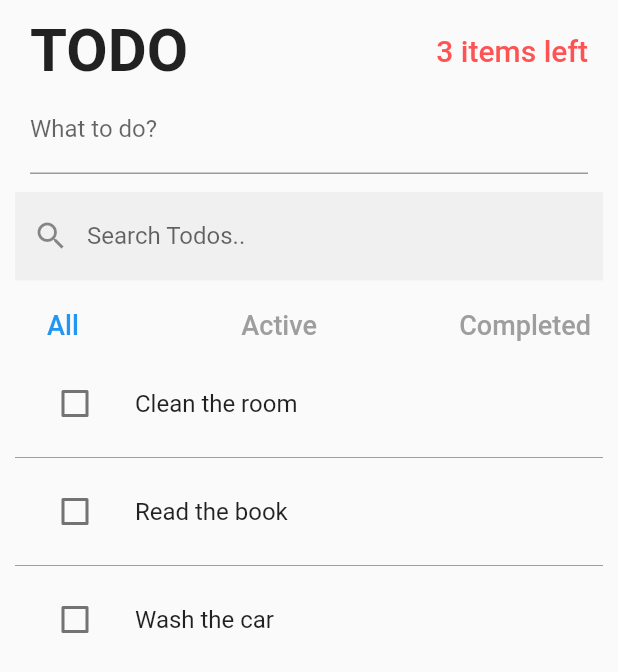
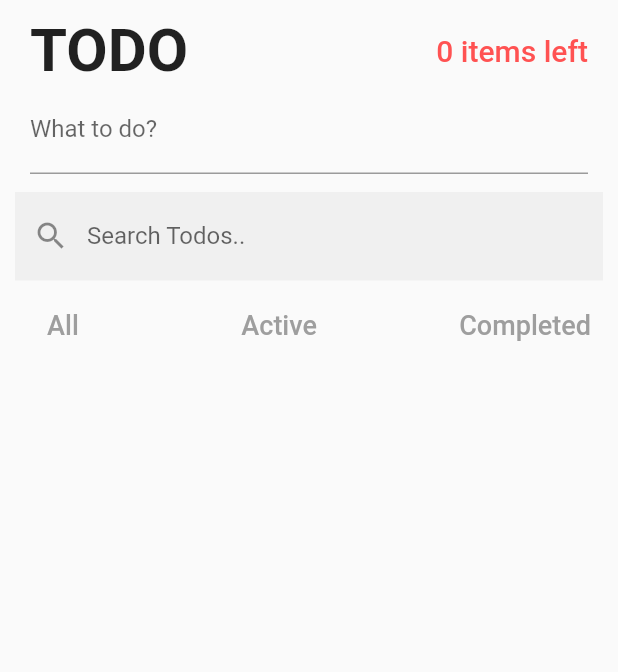
Before and after one commit to Chethan-170/todo_app_flutter_BloC, a Flutter app: the screen it shows after launch, on a phone screen of 412 x 824 dp. Shown: the top 672 px of the screen. Run offline on Flutter 3.47's test engine with Material 2 defaults, Android fonts, the phone set to English and light mode, and no system bars; our stand-ins replace equatable.

Commit message:
initial setup

```diff
--- a/lib/cubit/active_todo_count/active_todo_count_cubit.dart
+++ /dev/null
@@ -1,15 +0,0 @@
-import 'package:bloc/bloc.dart';
-import 'package:equatable/equatable.dart';
-
-part 'active_todo_count_state.dart';
-
-class ActiveTodoCountCubit extends Cubit<ActiveTodoCountState> {
-  final int initialActiveTodoCount;
-
-  ActiveTodoCountCubit({required this.initialActiveTodoCount})
-      : super(ActiveTodoCountState(activeTodoCount: initialActiveTodoCount));
-
-  void setActiveTodoCount(int count) {
-    emit(state.copyWith(count));
-  }
-}
--- a/lib/cubit/active_todo_count/active_todo_count_state.dart
+++ /dev/null
@@ -1,22 +0,0 @@
-part of 'active_todo_count_cubit.dart';
-
-class ActiveTodoCountState extends Equatable {
-  final int activeTodoCount;
-
-  ActiveTodoCountState({this.activeTodoCount = 0});
-
-  factory ActiveTodoCountState.initial() {
-    return ActiveTodoCountState(activeTodoCount: 0);
-  }
-
-  ActiveTodoCountState copyWith(int? count) {
-    return ActiveTodoCountState(activeTodoCount: count ?? this.activeTodoCount);
-  }
-
-  @override
-  List<Object?> get props => [activeTodoCount];
-
-  @override
-  String toString() =>
-      "ActiveTodoCountState(activeTodoCount: $activeTodoCount)";
-}
--- a/lib/cubit/cubit.dart
+++ /dev/null
@@ -1,5 +0,0 @@
-export 'active_todo_count/active_todo_count_cubit.dart';
-export 'filtered_todo_cubit/filtered_todo_cubit_cubit.dart';
-export 'todo_filter/todo_filter_cubit.dart';
-export 'todo_list/todo_list_cubit.dart';
-export 'todo_search/todo_search_cubit.dart';
--- a/lib/cubit/filtered_todo_cubit/filtered_todo_cubit_state.dart
+++ /dev/null
@@ -1,21 +0,0 @@
-part of 'filtered_todo_cubit_cubit.dart';
-
-class FilteredTodoCubitState extends Equatable {
-  final List<Todo> filteredTodos;
-
-  FilteredTodoCubitState({required this.filteredTodos});
-
-  factory FilteredTodoCubitState.initial() {
-    return FilteredTodoCubitState(filteredTodos: []);
-  }
-
-  FilteredTodoCubitState copyWith(List<Todo>? todos) {
-    return FilteredTodoCubitState(filteredTodos: todos ?? this.filteredTodos);
-  }
-
-  @override
-  List<Object?> get props => [filteredTodos];
-
-  @override
-  String toString() => "FilteredTodoCubitState(filteredTodos: $filteredTodos);";
-}
--- a/lib/cubit/todo_filter/todo_filter_cubit.dart
+++ /dev/null
@@ -1,13 +0,0 @@
-import 'package:bloc/bloc.dart';
-import 'package:equatable/equatable.dart';
-import 'package:todo_app_flutter_bloc/models/todo_model.dart';
-
-part 'todo_filter_state.dart';
-
-class TodoFilterCubit extends Cubit<TodoFilterState> {
-  TodoFilterCubit() : super(TodoFilterState.initial());
-
-  void changeFilter(Filter filter) {
-    emit(state.copyWith(filter: filter));
-  }
-}
--- a/lib/cubit/todo_filter/todo_filter_state.dart
+++ /dev/null
@@ -1,21 +0,0 @@
-part of 'todo_filter_cubit.dart';
-
-class TodoFilterState extends Equatable {
-  final Filter filter;
-
-  TodoFilterState({required this.filter});
-
-  factory TodoFilterState.initial() {
-    return TodoFilterState(filter: Filter.all);
-  }
-
-  TodoFilterState copyWith({Filter? filter}) {
-    return TodoFilterState(filter: filter ?? this.filter);
-  }
-
-  @override
-  List<Object?> get props => [filter];
-
-  @override
-  String toString() => "TodoFilterState(filter: $filter)";
-}
--- a/lib/cubit/todo_list/todo_list_state.dart
+++ /dev/null
@@ -1,25 +0,0 @@
-part of 'todo_list_cubit.dart';
-
-class TodoListState extends Equatable {
-  final List<Todo> todos;
-
-  TodoListState({required this.todos});
-
-  factory TodoListState.initial() {
-    return TodoListState(todos: [
-      Todo(desc: 'Clean the room'),
-      Todo(desc: 'Read the book'),
-      Todo(desc: 'Wash the car'),
-    ]);
-  }
-
-  TodoListState copyWith(List<Todo>? todos) {
-    return TodoListState(todos: todos ?? this.todos);
-  }
-
-  @override
-  List<Object?> get props => [todos];
-
-  @override
-  String toString() => "TodoListState(todos: ${todos})";
-}
--- a/lib/cubit/todo_search/todo_search_cubit.dart
+++ /dev/null
@@ -1,12 +0,0 @@
-import 'package:bloc/bloc.dart';
-import 'package:equatable/equatable.dart';
-
-part 'todo_search_state.dart';
-
-class TodoSearchCubit extends Cubit<TodoSearchState> {
-  TodoSearchCubit() : super(TodoSearchState.initial());
-
-  void setSearchTerm(String searchTerm) {
-    emit(state.copyWith(searchTerm));
-  }
-}
--- a/lib/cubit/todo_search/todo_search_state.dart
+++ /dev/null
@@ -1,21 +0,0 @@
-part of 'todo_search_cubit.dart';
-
-class TodoSearchState extends Equatable {
-  final String searchTerm;
-
-  TodoSearchState({this.searchTerm = ""});
-
-  factory TodoSearchState.initial() {
-    return TodoSearchState(searchTerm: "");
-  }
-
-  TodoSearchState copyWith(String? term) {
-    return TodoSearchState(searchTerm: term ?? this.searchTerm);
-  }
-
-  @override
-  List<Object?> get props => [searchTerm];
-
-  @override
-  String toString() => "TodoSearchState(searchTerm: ${searchTerm})";
-}
--- a/lib/main.dart
+++ b/lib/main.dart
@@ -1,7 +1,5 @@
 import 'package:flutter/material.dart';
 import 'package:todo_app_flutter_bloc/pages/todo_page.dart';
-import 'package:flutter_bloc/flutter_bloc.dart';
-import 'package:todo_app_flutter_bloc/cubit/cubit.dart';
 
 void main() {
   runApp(MyApp());
@@ -12,41 +10,11 @@ class MyApp extends StatelessWidget {
 
   @override
   Widget build(BuildContext context) {
-    return MultiBlocProvider(
-      providers: [
-        BlocProvider<TodoListCubit>(
-          create: (context) => TodoListCubit(),
-        ),
-        BlocProvider<TodoFilterCubit>(
-          create: (context) => TodoFilterCubit(),
-        ),
-        BlocProvider<TodoSearchCubit>(
-          create: (context) => TodoSearchCubit(),
-        ),
-        BlocProvider<ActiveTodoCountCubit>(
-          create: (context) => ActiveTodoCountCubit(
-            initialActiveTodoCount:
-                context.read<TodoListCubit>().state.todos.length,
-          ),
-        ),
-        BlocProvider<FilteredTodoCubit>(
-          create: (context) => FilteredTodoCubit(
-            initialTodos: context.read<TodoListCubit>().state.todos,
-          ),
-        ),
-      ],
-      child: MaterialApp(
-        title: "Todo",
-        debugShowCheckedModeBanner: false,
-        theme: ThemeData(primarySwatch: Colors.blue),
-        home: BlocListener<TodoListCubit, TodoListState>(
-          listener: (context, state) {
-            int count = state.todos.where((todo) => !todo.completed).length;
-            context.read<ActiveTodoCountCubit>().setActiveTodoCount(count);
-          },
-          child: TodoPage(),
-        ),
-      ),
+    return MaterialApp(
+      title: "Todo",
+      debugShowCheckedModeBanner: false,
+      theme: ThemeData(primarySwatch: Colors.blue),
+      home: TodoPage(),
     );
   }
 }
--- a/lib/widgets/search_and_filter_todo.dart
+++ b/lib/widgets/search_and_filter_todo.dart
@@ -1,11 +1,5 @@
 import 'package:flutter/material.dart';
-import 'package:flutter_bloc/flutter_bloc.dart';
-import 'package:todo_app_flutter_bloc/cubit/filtered_todo_cubit/filtered_todo_cubit_cubit.dart';
-import 'package:todo_app_flutter_bloc/cubit/todo_filter/todo_filter_cubit.dart';
-import 'package:todo_app_flutter_bloc/cubit/todo_list/todo_list_cubit.dart';
-import 'package:todo_app_flutter_bloc/cubit/todo_search/todo_search_cubit.dart';
 import 'package:todo_app_flutter_bloc/models/debounce.dart';
-import 'package:todo_app_flutter_bloc/models/todo_model.dart';
 import 'package:todo_app_flutter_bloc/widgets/todo_list.dart';
 
 class SearchFilterTodo extends StatelessWidget {
@@ -15,7 +9,6 @@ class SearchFilterTodo extends StatelessWidget {
 
   @override
   Widget build(BuildContext context) {
-    final Filter currentFilter = context.watch<TodoFilterCubit>().state.filter;
     return Expanded(
       child: Column(
         children: [
@@ -26,85 +19,39 @@ class SearchFilterTodo extends StatelessWidget {
               filled: true,
               prefixIcon: Icon(Icons.search),
             ),
-            onChanged: (value) {
-              debounce.run(() {
-                context.read<TodoSearchCubit>().setSearchTerm(value);
-              });
-            },
+            onChanged: (value) {},
           ),
-          MultiBlocListener(
-            listeners: [
-              BlocListener<TodoListCubit, TodoListState>(
-                listener: (context, state) {
-                  context.read<FilteredTodoCubit>().setFilteredTodos(
-                        todos: state.todos,
-                        filter: context.read<TodoFilterCubit>().state.filter,
-                        searchTerm:
-                            context.read<TodoSearchCubit>().state.searchTerm,
-                      );
-                },
-              ),
-              BlocListener<TodoFilterCubit, TodoFilterState>(
-                listener: (context, state) {
-                  context.read<FilteredTodoCubit>().setFilteredTodos(
-                        todos: context.read<TodoListCubit>().state.todos,
-                        filter: state.filter,
-                        searchTerm:
-                            context.read<TodoSearchCubit>().state.searchTerm,
-                      );
-                },
-              ),
-              BlocListener<TodoSearchCubit, TodoSearchState>(
-                listener: (context, state) {
-                  context.read<FilteredTodoCubit>().setFilteredTodos(
-                        todos: context.read<TodoListCubit>().state.todos,
-                        filter: context.read<TodoFilterCubit>().state.filter,
-                        searchTerm: state.searchTerm,
-                      );
-                },
-              ),
-            ],
-            child: SizedBox(height: 6.0),
-          ),
+          SizedBox(height: 6.0),
           Row(
             mainAxisAlignment: MainAxisAlignment.spaceBetween,
             children: [
               TextButton(
-                onPressed: () =>
-                    context.read<TodoFilterCubit>().changeFilter(Filter.all),
+                onPressed: () => {},
                 child: Text(
                   'All',
                   style: TextStyle(
                     fontSize: 18.0,
-                    color:
-                        currentFilter == Filter.all ? Colors.blue : Colors.grey,
+                    color: Colors.grey,
                   ),
                 ),
               ),
               TextButton(
-                onPressed: () =>
-                    context.read<TodoFilterCubit>().changeFilter(Filter.active),
+                onPressed: () => {},
                 child: Text(
                   'Active',
                   style: TextStyle(
                     fontSize: 18.0,
-                    color: currentFilter == Filter.active
-                        ? Colors.blue
-                        : Colors.grey,
+                    color: Colors.grey,
                   ),
                 ),
               ),
               TextButton(
-                onPressed: () => context
-                    .read<TodoFilterCubit>()
-                    .changeFilter(Filter.completed),
+                onPressed: () => {},
                 child: Text(
                   'Completed',
                   style: TextStyle(
                     fontSize: 18.0,
-                    color: currentFilter == Filter.completed
-                        ? Colors.blue
-                        : Colors.grey,
+                    color: Colors.grey,
                   ),
                 ),
               ),
--- a/lib/widgets/todo_item.dart
+++ b/lib/widgets/todo_item.dart
@@ -1,6 +1,4 @@
 import 'package:flutter/material.dart';
-import 'package:flutter_bloc/flutter_bloc.dart';
-import 'package:todo_app_flutter_bloc/cubit/todo_list/todo_list_cubit.dart';
 import 'package:todo_app_flutter_bloc/models/todo_model.dart';
 
 class TodoItem extends StatefulWidget {
@@ -17,9 +15,7 @@ class _TodoItemState extends State<TodoItem> {
     return ListTile(
       leading: Checkbox(
         value: widget.todo.completed,
-        onChanged: (bool? checked) {
-          context.read<TodoListCubit>().toggleTodo(widget.todo.id);
-        },
+        onChanged: (bool? checked) {},
       ),
       title: Text(widget.todo.desc),
     );
--- a/lib/widgets/todo_list.dart
+++ b/lib/widgets/todo_list.dart
@@ -1,7 +1,4 @@
 import 'package:flutter/material.dart';
-import 'package:flutter_bloc/flutter_bloc.dart';
-import 'package:todo_app_flutter_bloc/cubit/filtered_todo_cubit/filtered_todo_cubit_cubit.dart';
-import 'package:todo_app_flutter_bloc/cubit/todo_list/todo_list_cubit.dart';
 import 'package:todo_app_flutter_bloc/models/todo_model.dart';
 import 'package:todo_app_flutter_bloc/widgets/todo_item.dart';
 
@@ -10,8 +7,7 @@ class TodoList extends StatelessWidget {
 
   @override
   Widget build(BuildContext context) {
-    final List<Todo> todos =
-        context.watch<FilteredTodoCubit>().state.filteredTodos;
+    final List<Todo> todos = [];
 
     return Expanded(
       child: ListView.separated(
@@ -26,9 +22,7 @@ class TodoList extends StatelessWidget {
             background: _showDismissibleBackground(0),
             secondaryBackground: _showDismissibleBackground(1),
             child: TodoItem(todo: todo),
-            onDismissed: (_) {
-              BlocProvider.of<TodoListCubit>(context).removeTodo(todo);
-            },
+            onDismissed: (_) {},
           );
         },
       ),
--- a/lib/widgets/top_header.dart
+++ b/lib/widgets/top_header.dart
@@ -1,6 +1,4 @@
 import 'package:flutter/material.dart';
-import 'package:flutter_bloc/flutter_bloc.dart';
-import 'package:todo_app_flutter_bloc/cubit/active_todo_count/active_todo_count_cubit.dart';
 
 class TopHeader extends StatelessWidget {
   const TopHeader({super.key});
@@ -19,17 +17,13 @@ class TopHeader extends StatelessWidget {
               fontWeight: FontWeight.bold,
             ),
           ),
-          BlocBuilder<ActiveTodoCountCubit, ActiveTodoCountState>(
-            builder: (context, state) {
-              return Text(
-                "${state.activeTodoCount} items left",
-                style: TextStyle(
-                  color: Colors.redAccent,
-                  fontSize: 20.0,
-                  fontWeight: FontWeight.w500,
-                ),
-              );
-            },
+          Text(
+            "${0} items left",
+            style: TextStyle(
+              color: Colors.redAccent,
+              fontSize: 20.0,
+              fontWeight: FontWeight.w500,
+            ),
           )
         ],
       ),
```
Also changed, not shown: lib/cubit/filtered_todo_cubit/filtered_todo_cubit_cubit.dart (deleted, +0 -40 lines), lib/cubit/todo_list/todo_list_cubit.dart (deleted, +0 -43 lines), lib/widgets/create_todo.dart (+1 -8 lines).
